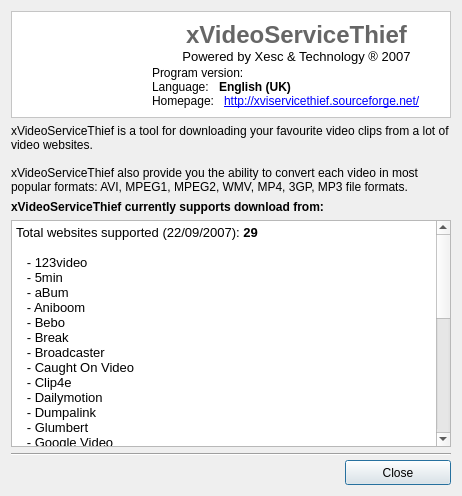
Old version of the form ui/information.ui in the repository ckorn/xvst.
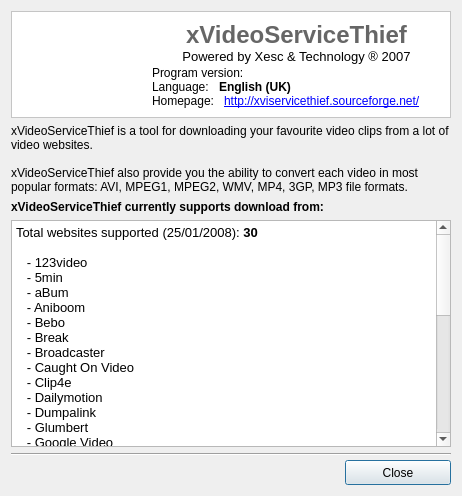
New version of the form. Icons and pictures are not drawn.

Commit message: Added new Video Service:

Patch:
```diff
--- a/ui/information.ui
+++ b/ui/information.ui
@@ -206,7 +206,7 @@
       <string>&lt;html>&lt;head>&lt;meta name="qrichtext" content="1" />&lt;style type="text/css">
 p, li { white-space: pre-wrap; }
 &lt;/style>&lt;/head>&lt;body style=" font-family:'MS Shell Dlg 2'; font-size:8.25pt; font-weight:400; font-style:normal;">
-&lt;p style=" margin-top:0px; margin-bottom:0px; margin-left:0px; margin-right:0px; -qt-block-indent:0; text-indent:0px; font-size:8pt;">&lt;span style=" font-size:10pt;">Total websites supported (22/09/2007): &lt;/span>&lt;span style=" font-size:10pt; font-weight:600;">29&lt;/span>&lt;/p>
+&lt;p style=" margin-top:0px; margin-bottom:0px; margin-left:0px; margin-right:0px; -qt-block-indent:0; text-indent:0px; font-size:8pt;">&lt;span style=" font-size:10pt;">Total websites supported (25/01/2008): &lt;/span>&lt;span style=" font-size:10pt; font-weight:600;">30&lt;/span>&lt;/p>
 &lt;p style="-qt-paragraph-type:empty; margin-top:0px; margin-bottom:0px; margin-left:0px; margin-right:0px; -qt-block-indent:0; text-indent:0px; font-size:10pt;">&lt;/p>
 &lt;p style=" margin-top:0px; margin-bottom:0px; margin-left:0px; margin-right:0px; -qt-block-indent:0; text-indent:0px; font-size:10pt;">   - 123video&lt;/p>
 &lt;p style=" margin-top:0px; margin-bottom:0px; margin-left:0px; margin-right:0px; -qt-block-indent:0; text-indent:0px; font-size:10pt;">   - 5min&lt;/p>
@@ -226,6 +226,7 @@
 &lt;p style=" margin-top:0px; margin-bottom:0px; margin-left:0px; margin-right:0px; -qt-block-indent:0; text-indent:0px; font-size:10pt;">   - Metacafe&lt;/p>
 &lt;p style=" margin-top:0px; margin-bottom:0px; margin-left:0px; margin-right:0px; -qt-block-indent:0; text-indent:0px; font-size:10pt;">   - Sclipo&lt;/p>
 &lt;p style=" margin-top:0px; margin-bottom:0px; margin-left:0px; margin-right:0px; -qt-block-indent:0; text-indent:0px; font-size:10pt;">   - Video.ca&lt;/p>
+&lt;p style=" margin-top:0px; margin-bottom:0px; margin-left:0px; margin-right:0px; -qt-block-indent:0; text-indent:0px; font-size:10pt;">   - VideoLeak&lt;/p>
 &lt;p style=" margin-top:0px; margin-bottom:0px; margin-left:0px; margin-right:0px; -qt-block-indent:0; text-indent:0px; font-size:10pt;">   - Yahoo Video (*)&lt;/p>
 &lt;p style=" margin-top:0px; margin-bottom:0px; margin-left:0px; margin-right:0px; -qt-block-indent:0; text-indent:0px; font-size:10pt;">   - Yikers&lt;/p>
 &lt;p style=" margin-top:0px; margin-bottom:0px; margin-left:0px; margin-right:0px; -qt-block-indent:0; text-indent:0px; font-size:10pt;">   - YouTube&lt;/p>
```
The commit also changes 6 other files.
